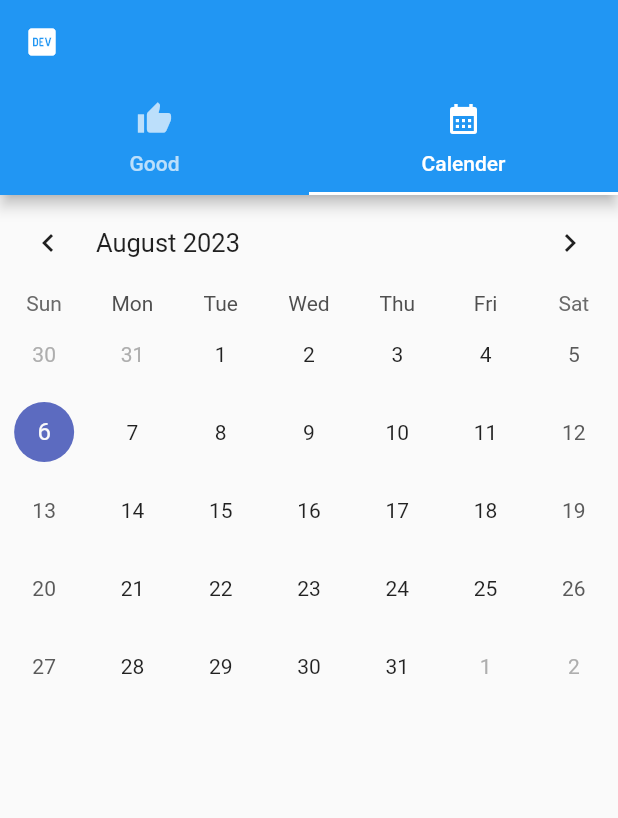
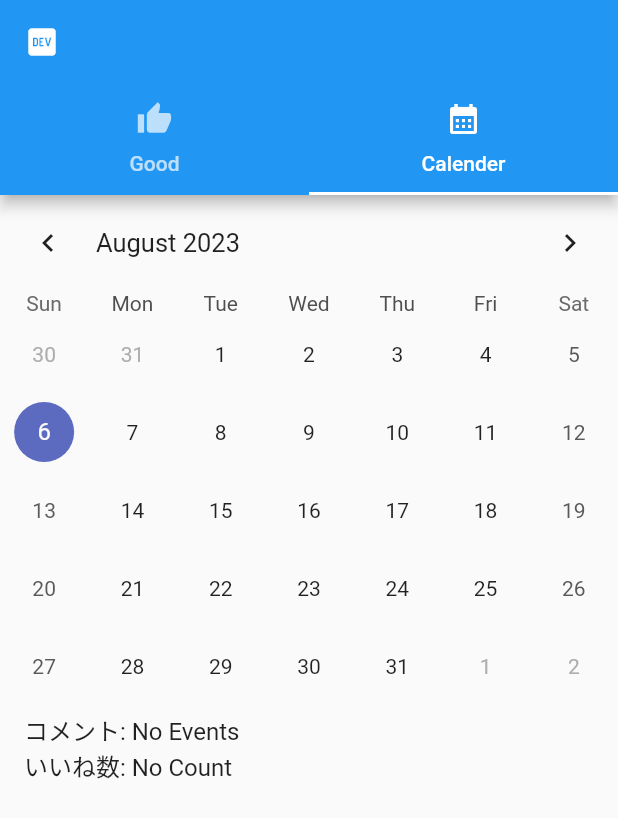
Before and after one commit to youten410/me-good, a Flutter app: the screen it shows after launch, tab 2 chosen, on a phone screen of 412 x 824 dp. Shown: the top 818 px of the screen. Run offline on Flutter 3.47's test engine with Material 2 defaults, Android fonts, the phone set to English and light mode, and no system bars; drawn by our look-alikes of table_calendar; our stand-ins replace cloud_firestore, firebase_core, go_router; accounts and stored records are empty.

Commit message:
update : コメントといいね数を変数に格納し、リストビューで表示できるように変更

```diff
--- a/lib/screens/calendar_screen.dart
+++ b/lib/screens/calendar_screen.dart
@@ -63,18 +63,29 @@ class _CalendarScreenState extends State<CalendarScreen> {
       return _events[day] ?? [];
     }
 
+    List dayEvents = getEventForDay(_selectedDay!);
+    String displayComment = dayEvents.isNotEmpty ? dayEvents[0].toString() : 'No Events';
+    String displayGoodCount = dayEvents.isNotEmpty ? dayEvents[1].toString() : 'No Count';
+
     return Column(
       children: [
         TableCalendar(
           firstDay: DateTime.utc(2010, 10, 16),
           lastDay: DateTime.utc(2030, 3, 14),
-          focusedDay: DateTime.now(),
+          focusedDay: _focusedDay,
           eventLoader: getEventForDay,
+          calendarBuilders: CalendarBuilders(
+            markerBuilder: (context, date, events) {
+              if (events.isNotEmpty) {
+                return _buildEventsMarker(date, events);
+              }
+              return null;
+            },
+          ),
           headerStyle: HeaderStyle(
             formatButtonVisible: false,
           ),
           selectedDayPredicate: (day) {
-            //以下追記部分
             return isSameDay(_selectedDay, day);
           },
           onDaySelected: (selectedDay, focusedDay) {
@@ -88,11 +99,11 @@ class _CalendarScreenState extends State<CalendarScreen> {
         ),
         ListView(
           shrinkWrap: true,
-          children: getEventForDay(_selectedDay!)
-              .map((event) => ListTile(
-                    title: Text(event.toString()),
-                  ))
-              .toList(),
+          children: [
+            ListTile(
+              title: Text('コメント: $displayComment \nいいね数: $displayGoodCount')
+            ),
+          ],
         )
       ],
     );
```
